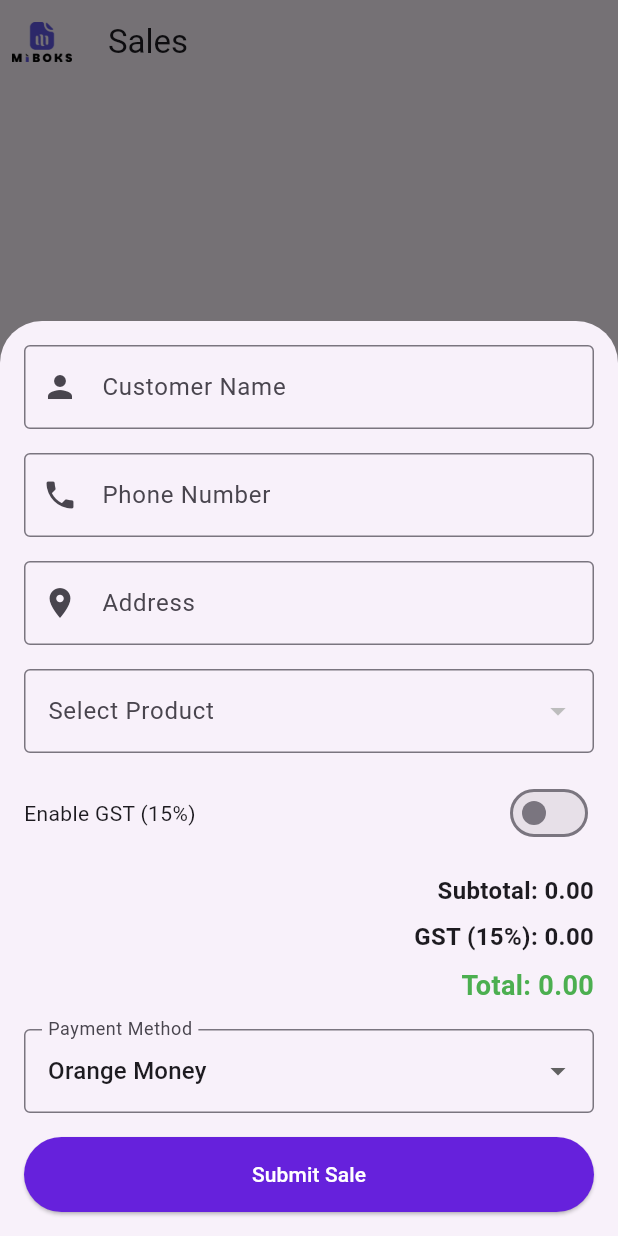
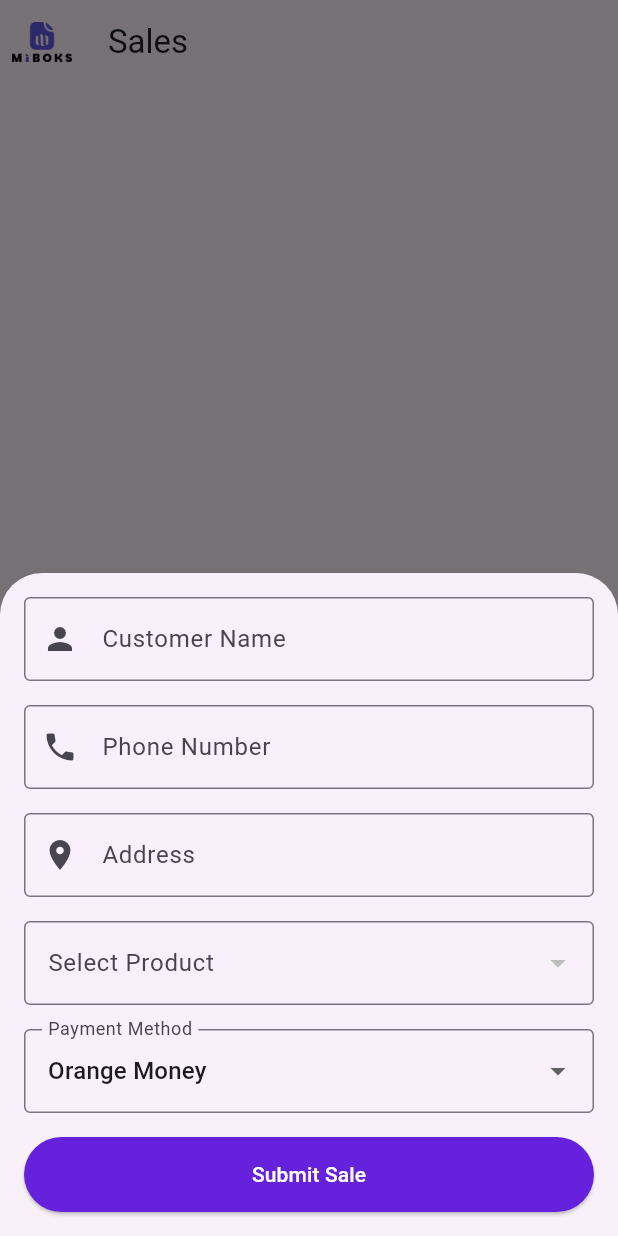
Before and after one commit to Chrisgentsl/miboks-millennialsierraleone, a Flutter app: the SalesScreen screen opened directly, after a tap on the "add" icon, on a phone screen of 412 x 824 dp. Run offline on Flutter 3.47's test engine with Material 3 defaults, Android fonts, the phone set to English and light mode, and no system bars; our stand-ins replace cloud_firestore, curved_navigation_bar, firebase_auth, firebase_core, shared_preferences; accounts and stored records are empty.

Commit message:
second phase commit

```diff
--- a/lib/screens/sales_screen.dart
+++ b/lib/screens/sales_screen.dart
@@ -74,6 +74,8 @@ class _SalesScreenState extends State<SalesScreen> {
       context: context,
       isScrollControlled: true,
       builder: (BuildContext context) {
+        return StatefulBuilder(
+          builder: (context, setState) {
             return Padding(
               padding: EdgeInsets.only(
                 bottom: MediaQuery.of(context).viewInsets.bottom,
@@ -163,15 +165,39 @@ class _SalesScreenState extends State<SalesScreen> {
                                   showDialog(
                                     context: context,
                                     builder: (context) {
+                                      return StatefulBuilder(
+                                        builder: (context, setDialogState) {
+                                          double currentAmount = 0;
+                                          try {
+                                            int quantity = int.tryParse(quantityController.text) ?? 0;
+                                            currentAmount = selectedProduct['price'] * quantity;
+                                          } catch (_) {}
+
                                           return AlertDialog(
-                                    title: Text('Add Quantity for ${selectedProduct['name']}'),
-                                    content: TextFormField(
+                                            title: Text('Add ${selectedProduct['name']}'),
+                                            content: Column(
+                                              mainAxisSize: MainAxisSize.min,
+                                              children: [
+                                                TextFormField(
                                                   controller: quantityController,
                                                   decoration: const InputDecoration(
                                                     labelText: 'Quantity',
                                                     border: OutlineInputBorder(),
                                                   ),
                                                   keyboardType: TextInputType.number,
+                                                  onChanged: (value) {
+                                                    setDialogState(() {}); // Rebuild to update amount
+                                                  },
+                                                ),
+                                                const SizedBox(height: 16),
+                                                Text(
+                                                  'Amount: SLL ${currentAmount.toStringAsFixed(2)}',
+                                                  style: const TextStyle(
+                                                    fontSize: 16,
+                                                    fontWeight: FontWeight.bold,
+                                                  ),
+                                                ),
+                                              ],
                                             ),
                                             actions: [
                                               TextButton(
@@ -197,16 +223,49 @@ class _SalesScreenState extends State<SalesScreen> {
                                           );
                                         },
                                       );
+                                    },
+                                  );
                                 }
                               },
                             );
                           },
                         ),
                         const SizedBox(height: 16),
+
+                        // Display totals section
+                        if (_selectedItems.isNotEmpty) ...[
+                          const Divider(),
+                          ListView.builder(
+                            shrinkWrap: true,
+                            physics: const NeverScrollableScrollPhysics(),
+                            itemCount: _selectedItems.length,
+                            itemBuilder: (context, index) {
+                              final item = _selectedItems[index];
+                              return ListTile(
+                                title: Text(item['name']),
+                                subtitle: Text('Quantity: ${item['quantity']}'),
+                                trailing: Text(
+                                  'SLL ${item['amount'].toStringAsFixed(2)}',
+                                  style: const TextStyle(fontWeight: FontWeight.bold),
+                                ),
+                              );
+                            },
+                          ),
+                          const Divider(),
+                          Padding(
+                            padding: const EdgeInsets.all(16.0),
+                            child: Column(
+                              crossAxisAlignment: CrossAxisAlignment.end,
+                              children: [
+                                Text(
+                                  'Subtotal: SLL ${_calculateSubtotal().toStringAsFixed(2)}',
+                                  style: const TextStyle(fontSize: 16),
+                                ),
+                                const SizedBox(height: 8),
                                 Row(
                                   mainAxisAlignment: MainAxisAlignment.spaceBetween,
                                   children: [
-                        const Text('Enable GST (15%)'),
+                                    const Text('GST (15%)'),
                                     Switch(
                                       value: _isGstEnabled,
                                       onChanged: (value) {
@@ -217,30 +276,13 @@ class _SalesScreenState extends State<SalesScreen> {
                                     ),
                                   ],
                                 ),
-                    const SizedBox(height: 16),
-                    Align(
-                      alignment: Alignment.centerRight,
-                      child: Column(
-                        crossAxisAlignment: CrossAxisAlignment.end,
-                        children: [
                                 Text(
-                            'Subtotal: ${_calculateSubtotal().toStringAsFixed(2)}',
-                            style: const TextStyle(
-                              fontSize: 16,
-                              fontWeight: FontWeight.bold,
+                                  'GST Amount: SLL ${_calculateGst().toStringAsFixed(2)}',
+                                  style: const TextStyle(fontSize: 16),
                                 ),
-                          ),
-                          const SizedBox(height: 8),
+                                const Divider(),
                                 Text(
-                            'GST (15%): ${_calculateGst().toStringAsFixed(2)}',
-                            style: const TextStyle(
-                              fontSize: 16,
-                              fontWeight: FontWeight.bold,
-                            ),
-                          ),
-                          const SizedBox(height: 8),
-                          Text(
-                            'Total: ${_calculateTotal().toStringAsFixed(2)}',
+                                  'Total: SLL ${_calculateTotal().toStringAsFixed(2)}',
                                   style: const TextStyle(
                                     fontSize: 18,
                                     fontWeight: FontWeight.bold,
@@ -250,7 +292,8 @@ class _SalesScreenState extends State<SalesScreen> {
                               ],
                             ),
                           ),
-                    const SizedBox(height: 16),
+                        ],
+
                         DropdownButtonFormField<String>(
                           value: _paymentMethod,
                           decoration: const InputDecoration(
@@ -299,6 +342,8 @@ class _SalesScreenState extends State<SalesScreen> {
             );
           },
         );
+      },
+    );
   }
 
   Widget _buildAddItemBubble() {
```
Lines whose indentation alone changed are shown as unchanged.
